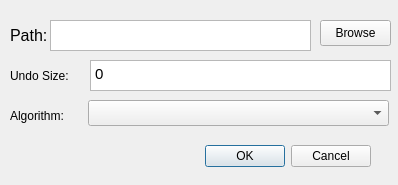
First picture: the form in src/ui/startwindow.ui, repository GinOwO/Aurum, before the edit.
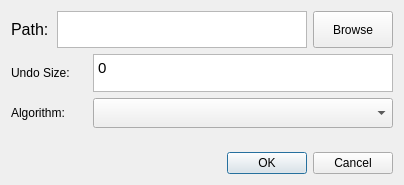
Second picture: the form after the edit.

Patch:
```diff
--- a/src/ui/startwindow.ui
+++ b/src/ui/startwindow.ui
@@ -10,49 +10,129 @@
     <height>185</height>
    </rect>
   </property>
+  <property name="sizePolicy">
+   <sizepolicy hsizetype="Fixed" vsizetype="Fixed">
+    <horstretch>0</horstretch>
+    <verstretch>0</verstretch>
+   </sizepolicy>
+  </property>
   <property name="windowTitle">
    <string>Aurum</string>
   </property>
-  <widget class="QDialogButtonBox" name="buttonBox">
-   <property name="geometry">
-    <rect>
-     <x>30</x>
-     <y>140</y>
-     <width>341</width>
-     <height>32</height>
-    </rect>
-   </property>
-   <property name="orientation">
-    <enum>Qt::Horizontal</enum>
-   </property>
-   <property name="standardButtons">
-    <set>QDialogButtonBox::Cancel|QDialogButtonBox::Ok</set>
-   </property>
-  </widget>
-  <widget class="QLabel" name="label_3">
-   <property name="geometry">
-    <rect>
-     <x>10</x>
-     <y>60</y>
-     <width>81</width>
-     <height>31</height>
-    </rect>
-   </property>
-   <property name="text">
-    <string>Undo Size:</string>
-   </property>
-  </widget>
-  <widget class="QTextEdit" name="textEdit_3">
-   <property name="geometry">
-    <rect>
-     <x>90</x>
-     <y>60</y>
-     <width>301</width>
-     <height>31</height>
-    </rect>
-   </property>
-   <property name="html">
-    <string>&lt;!DOCTYPE HTML PUBLIC &quot;-//W3C//DTD HTML 4.0//EN&quot; &quot;http://www.w3.org/TR/REC-html40/strict.dtd&quot;&gt;
+  <layout class="QVBoxLayout" name="verticalLayout">
+   <item>
+    <layout class="QHBoxLayout" name="horizontalLayout">
+     <item>
+      <widget class="QLabel" name="label">
+       <property name="sizePolicy">
+        <sizepolicy hsizetype="MinimumExpanding" vsizetype="MinimumExpanding">
+         <horstretch>0</horstretch>
+         <verstretch>0</verstretch>
+        </sizepolicy>
+       </property>
+       <property name="minimumSize">
+        <size>
+         <width>40</width>
+         <height>26</height>
+        </size>
+       </property>
+       <property name="font">
+        <font>
+         <pointsize>12</pointsize>
+        </font>
+       </property>
+       <property name="text">
+        <string>Path:</string>
+       </property>
+      </widget>
+     </item>
+     <item>
+      <widget class="QTextEdit" name="textEdit">
+       <property name="sizePolicy">
+        <sizepolicy hsizetype="MinimumExpanding" vsizetype="MinimumExpanding">
+         <horstretch>0</horstretch>
+         <verstretch>0</verstretch>
+        </sizepolicy>
+       </property>
+       <property name="minimumSize">
+        <size>
+         <width>250</width>
+         <height>28</height>
+        </size>
+       </property>
+      </widget>
+     </item>
+     <item>
+      <widget class="QPushButton" name="browse">
+       <property name="sizePolicy">
+        <sizepolicy hsizetype="MinimumExpanding" vsizetype="MinimumExpanding">
+         <horstretch>0</horstretch>
+         <verstretch>0</verstretch>
+        </sizepolicy>
+       </property>
+       <property name="text">
+        <string>Browse</string>
+       </property>
+       <property name="iconSize">
+        <size>
+         <width>16</width>
+         <height>16</height>
+        </size>
+       </property>
+      </widget>
+     </item>
+    </layout>
+   </item>
+   <item>
+    <spacer name="verticalSpacer_2">
+     <property name="orientation">
+      <enum>Qt::Vertical</enum>
+     </property>
+     <property name="sizeHint" stdset="0">
+      <size>
+       <width>20</width>
+       <height>40</height>
+      </size>
+     </property>
+    </spacer>
+   </item>
+   <item>
+    <layout class="QHBoxLayout" name="horizontalLayout_2">
+     <item>
+      <widget class="QLabel" name="label_3">
+       <property name="sizePolicy">
+        <sizepolicy hsizetype="MinimumExpanding" vsizetype="MinimumExpanding">
+         <horstretch>0</horstretch>
+         <verstretch>0</verstretch>
+        </sizepolicy>
+       </property>
+       <property name="minimumSize">
+        <size>
+         <width>30</width>
+         <height>26</height>
+        </size>
+       </property>
+       <property name="text">
+        <string>Undo Size:</string>
+       </property>
+      </widget>
+     </item>
+     <item>
+      <widget class="QTextEdit" name="textEdit_3">
+       <property name="sizePolicy">
+        <sizepolicy hsizetype="MinimumExpanding" vsizetype="MinimumExpanding">
+         <horstretch>0</horstretch>
+         <verstretch>0</verstretch>
+        </sizepolicy>
+       </property>
+       <property name="minimumSize">
+        <size>
+         <width>300</width>
+         <height>28</height>
+        </size>
+       </property>
+       <property name="html">
+        <string>&lt;!DOCTYPE HTML PUBLIC &quot;-//W3C//DTD HTML 4.0//EN&quot; &quot;http://www.w3.org/TR/REC-html40/strict.dtd&quot;&gt;
 &lt;html&gt;&lt;head&gt;&lt;meta name=&quot;qrichtext&quot; content=&quot;1&quot; /&gt;&lt;meta charset=&quot;utf-8&quot; /&gt;&lt;style type=&quot;text/css&quot;&gt;
 p, li { white-space: pre-wrap; }
 hr { height: 1px; border-width: 0; }
@@ -60,78 +140,90 @@
 li.checked::marker { content: &quot;\2612&quot;; }
 &lt;/style&gt;&lt;/head&gt;&lt;body style=&quot; font-family:'Cantarell'; font-size:11pt; font-weight:400; font-style:normal;&quot;&gt;
 &lt;p style=&quot; margin-top:0px; margin-bottom:0px; margin-left:0px; margin-right:0px; -qt-block-indent:0; text-indent:0px;&quot;&gt;0&lt;/p&gt;&lt;/body&gt;&lt;/html&gt;</string>
-   </property>
-  </widget>
-  <widget class="QLabel" name="label">
-   <property name="geometry">
-    <rect>
-     <x>10</x>
-     <y>20</y>
-     <width>41</width>
-     <height>31</height>
-    </rect>
-   </property>
-   <property name="font">
-    <font>
-     <pointsize>12</pointsize>
-    </font>
-   </property>
-   <property name="text">
-    <string>Path:</string>
-   </property>
-  </widget>
-  <widget class="QTextEdit" name="textEdit">
-   <property name="geometry">
-    <rect>
-     <x>50</x>
-     <y>20</y>
-     <width>261</width>
-     <height>31</height>
-    </rect>
-   </property>
-  </widget>
-  <widget class="QPushButton" name="browse">
-   <property name="geometry">
-    <rect>
-     <x>320</x>
-     <y>20</y>
-     <width>71</width>
-     <height>26</height>
-    </rect>
-   </property>
-   <property name="text">
-    <string>Browse</string>
-   </property>
-   <property name="iconSize">
-    <size>
-     <width>16</width>
-     <height>16</height>
-    </size>
-   </property>
-  </widget>
-  <widget class="QLabel" name="label_4">
-   <property name="geometry">
-    <rect>
-     <x>10</x>
-     <y>100</y>
-     <width>81</width>
-     <height>31</height>
-    </rect>
-   </property>
-   <property name="text">
-    <string>Algorithm:</string>
-   </property>
-  </widget>
-  <widget class="QComboBox" name="dropDownBox">
-   <property name="geometry">
-    <rect>
-     <x>88</x>
-     <y>100</y>
-     <width>301</width>
-     <height>26</height>
-    </rect>
-   </property>
-  </widget>
+       </property>
+      </widget>
+     </item>
+    </layout>
+   </item>
+   <item>
+    <spacer name="verticalSpacer">
+     <property name="orientation">
+      <enum>Qt::Vertical</enum>
+     </property>
+     <property name="sizeHint" stdset="0">
+      <size>
+       <width>20</width>
+       <height>40</height>
+      </size>
+     </property>
+    </spacer>
+   </item>
+   <item>
+    <layout class="QHBoxLayout" name="horizontalLayout_3">
+     <item>
+      <widget class="QLabel" name="label_4">
+       <property name="sizePolicy">
+        <sizepolicy hsizetype="MinimumExpanding" vsizetype="MinimumExpanding">
+         <horstretch>0</horstretch>
+         <verstretch>0</verstretch>
+        </sizepolicy>
+       </property>
+       <property name="minimumSize">
+        <size>
+         <width>70</width>
+         <height>30</height>
+        </size>
+       </property>
+       <property name="text">
+        <string>Algorithm:</string>
+       </property>
+      </widget>
+     </item>
+     <item>
+      <widget class="QComboBox" name="dropDownBox">
+       <property name="sizePolicy">
+        <sizepolicy hsizetype="MinimumExpanding" vsizetype="MinimumExpanding">
+         <horstretch>0</horstretch>
+         <verstretch>0</verstretch>
+        </sizepolicy>
+       </property>
+       <property name="minimumSize">
+        <size>
+         <width>300</width>
+         <height>25</height>
+        </size>
+       </property>
+      </widget>
+     </item>
+    </layout>
+   </item>
+   <item>
+    <spacer name="verticalSpacer_3">
+     <property name="orientation">
+      <enum>Qt::Vertical</enum>
+     </property>
+     <property name="sizeType">
+      <enum>QSizePolicy::MinimumExpanding</enum>
+     </property>
+     <property name="sizeHint" stdset="0">
+      <size>
+       <width>20</width>
+       <height>18</height>
+      </size>
+     </property>
+    </spacer>
+   </item>
+   <item>
+    <widget class="QDialogButtonBox" name="buttonBox">
+     <property name="orientation">
+      <enum>Qt::Horizontal</enum>
+     </property>
+     <property name="standardButtons">
+      <set>QDialogButtonBox::Cancel|QDialogButtonBox::Ok</set>
+     </property>
+    </widget>
+   </item>
+  </layout>
  </widget>
  <resources/>
  <connections>
```
